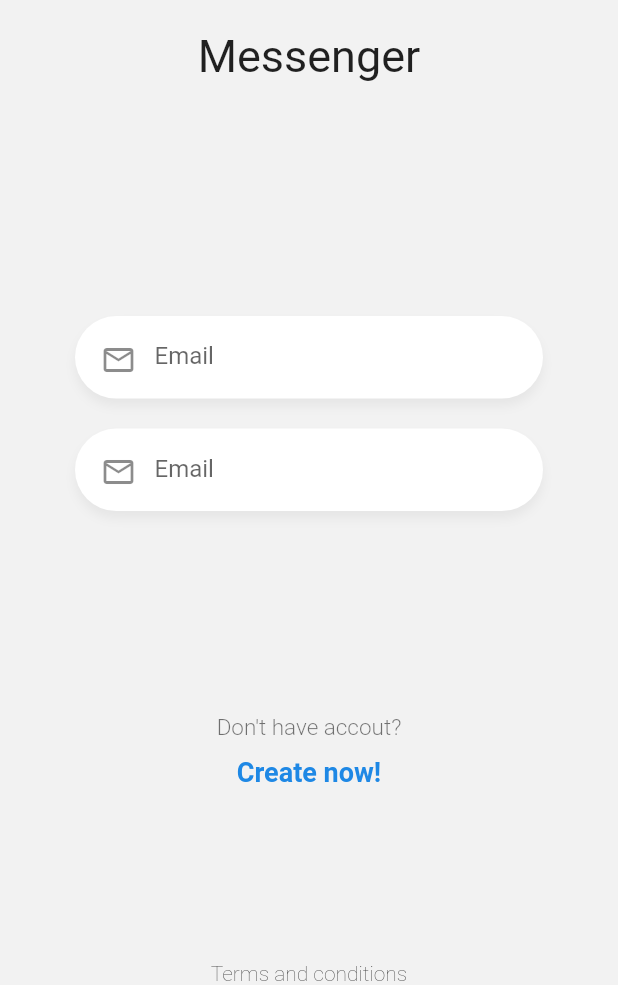
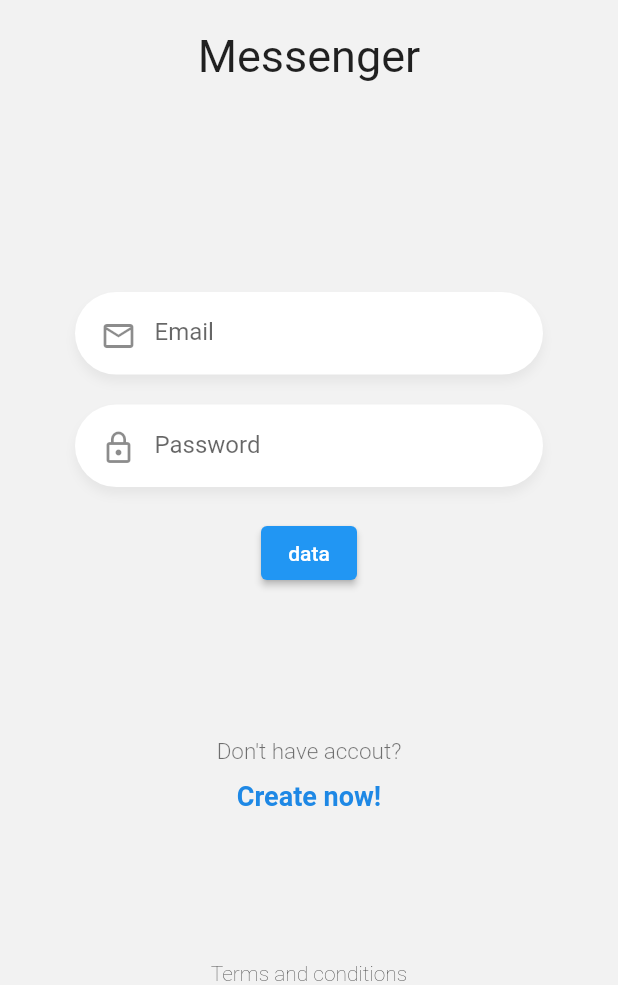
Before and after one commit to GerArJe/chat, a Flutter app: the screen it shows after launch, on a phone screen of 412 x 824 dp, the part 251-1236 px from its top. Run offline on Flutter 3.47's test engine with Material 2 defaults, Android fonts, the phone set to English and light mode, and no system bars.

Commit message:
customInputField

```diff
--- a/lib/pages/login_page.dart
+++ b/lib/pages/login_page.dart
@@ -1,6 +1,8 @@
 import 'package:flutter/material.dart';
 
 import 'package:chat/widgets/custom_input.dart';
+import 'package:chat/widgets/labels.dart';
+import 'package:chat/widgets/logo.dart';
 
 class LoginPage extends StatelessWidget {
   const LoginPage({Key? key}) : super(key: key);
@@ -13,38 +15,12 @@ class LoginPage extends StatelessWidget {
         child: Column(
           mainAxisAlignment: MainAxisAlignment.spaceBetween,
           children: [
-            _Logo(),
+            Logo(),
             _Form(),
-            _Labels(),
+            Labels(),
             Text(
               'Terms and conditions',
               style: TextStyle(fontWeight: FontWeight.w200),
-            )
-          ],
-        ),
-      ),
-    );
-  }
-}
-
-class _Logo extends StatelessWidget {
-  const _Logo({Key? key}) : super(key: key);
-
-  @override
-  Widget build(BuildContext context) {
-    return Center(
-      child: Container(
-        width: 170,
-        margin: EdgeInsets.only(top: 50),
-        child: Column(
-          children: [
-            Image(image: AssetImage('assets/tag-logo.png')),
-            SizedBox(
-              height: 20,
-            ),
-            Text(
-              'Messenger',
-              style: TextStyle(fontSize: 30),
             )
           ],
         ),
@@ -61,6 +37,9 @@ class _Form extends StatefulWidget {
 }
 
 class __FormState extends State<_Form> {
+  final emailCtrl = TextEditingController();
+  final passwordCtrl = TextEditingController();
+
   @override
   Widget build(BuildContext context) {
     return Container(
@@ -68,39 +47,26 @@ class __FormState extends State<_Form> {
       padding: EdgeInsets.symmetric(horizontal: 50),
       child: Column(
         children: [
-          CustomInput(),
-          CustomInput()
-          // ElevatedButton(onPressed: () {}, child: Text('data'))
+          CustomInput(
+            icon: Icons.mail_outline,
+            placeHolder: 'Email',
+            keyboardType: TextInputType.emailAddress,
+            textController: emailCtrl,
+          ),
+          CustomInput(
+            icon: Icons.lock_outline,
+            placeHolder: 'Password',
+            textController: passwordCtrl,
+            isPassword: true,
+          ),
+          ElevatedButton(
+              onPressed: () {
+                print(emailCtrl.text);
+                print(passwordCtrl.text);
+              },
+              child: Text('data'))
         ],
       ),
     );
   }
 }
-
-class _Labels extends StatelessWidget {
-  const _Labels({Key? key}) : super(key: key);
-
-  @override
-  Widget build(BuildContext context) {
-    return Container(
-        child: Column(
-      children: [
-        Text(
-          'Don\'t have accout?',
-          style: TextStyle(
-              color: Colors.black54, fontSize: 15, fontWeight: FontWeight.w300),
-        ),
-        SizedBox(
-          height: 10,
-        ),
-        Text(
-          'Create now!',
-          style: TextStyle(
-              color: Colors.blue[600],
-              fontSize: 18,
-              fontWeight: FontWeight.bold),
-        )
-      ],
-    ));
-  }
-}
--- a/lib/widgets/custom_input.dart
+++ b/lib/widgets/custom_input.dart
@@ -1,7 +1,20 @@
 import 'package:flutter/material.dart';
 
 class CustomInput extends StatelessWidget {
-  const CustomInput({Key? key}) : super(key: key);
+  final IconData icon;
+  final String placeHolder;
+  final TextEditingController textController;
+  final TextInputType keyboardType;
+  final bool isPassword;
+
+  const CustomInput({
+    Key? key,
+    required this.icon,
+    required this.placeHolder,
+    required this.textController,
+    this.keyboardType = TextInputType.text,
+    this.isPassword = false,
+  }) : super(key: key);
 
   @override
   Widget build(BuildContext context) {
@@ -18,14 +31,15 @@ class CustomInput extends StatelessWidget {
                 blurRadius: 5)
           ]),
       child: TextField(
+        controller: textController,
         autocorrect: false,
-        keyboardType: TextInputType.emailAddress,
+        keyboardType: keyboardType,
         // obscureText: false,
         decoration: InputDecoration(
-            prefixIcon: Icon(Icons.mail_outline),
+            prefixIcon: Icon(icon),
             focusedBorder: InputBorder.none,
             border: InputBorder.none,
-            hintText: 'Email'),
+            hintText: placeHolder),
       ),
     );
   }
--- /dev/null
+++ b/lib/widgets/labels.dart
@@ -0,0 +1,29 @@
+import 'package:flutter/material.dart';
+
+class Labels extends StatelessWidget {
+  const Labels({Key? key}) : super(key: key);
+
+  @override
+  Widget build(BuildContext context) {
+    return Container(
+        child: Column(
+      children: [
+        Text(
+          'Don\'t have accout?',
+          style: TextStyle(
+              color: Colors.black54, fontSize: 15, fontWeight: FontWeight.w300),
+        ),
+        SizedBox(
+          height: 10,
+        ),
+        Text(
+          'Create now!',
+          style: TextStyle(
+              color: Colors.blue[600],
+              fontSize: 18,
+              fontWeight: FontWeight.bold),
+        )
+      ],
+    ));
+  }
+}
--- /dev/null
+++ b/lib/widgets/logo.dart
@@ -0,0 +1,27 @@
+import 'package:flutter/material.dart';
+
+class Logo extends StatelessWidget {
+  const Logo({Key? key}) : super(key: key);
+
+  @override
+  Widget build(BuildContext context) {
+    return Center(
+      child: Container(
+        width: 170,
+        margin: EdgeInsets.only(top: 50),
+        child: Column(
+          children: [
+            Image(image: AssetImage('assets/tag-logo.png')),
+            SizedBox(
+              height: 20,
+            ),
+            Text(
+              'Messenger',
+              style: TextStyle(fontSize: 30),
+            )
+          ],
+        ),
+      ),
+    );
+  }
+}
```
